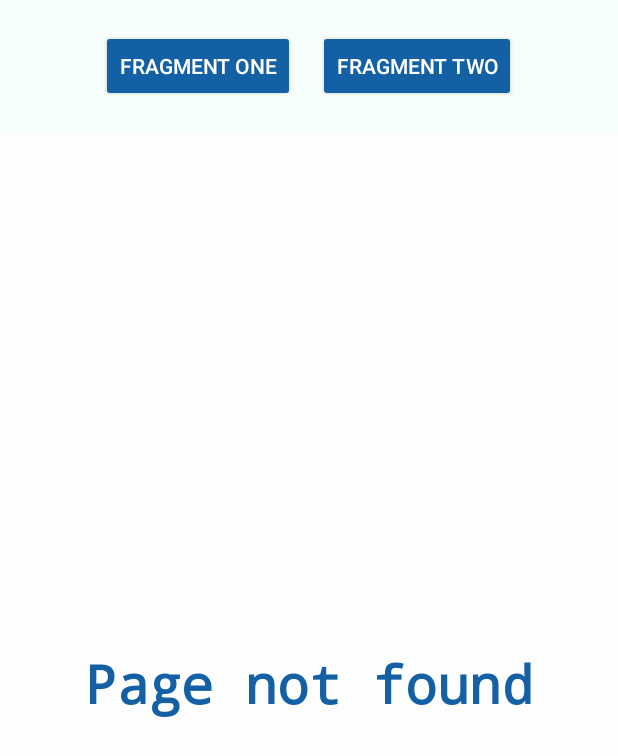
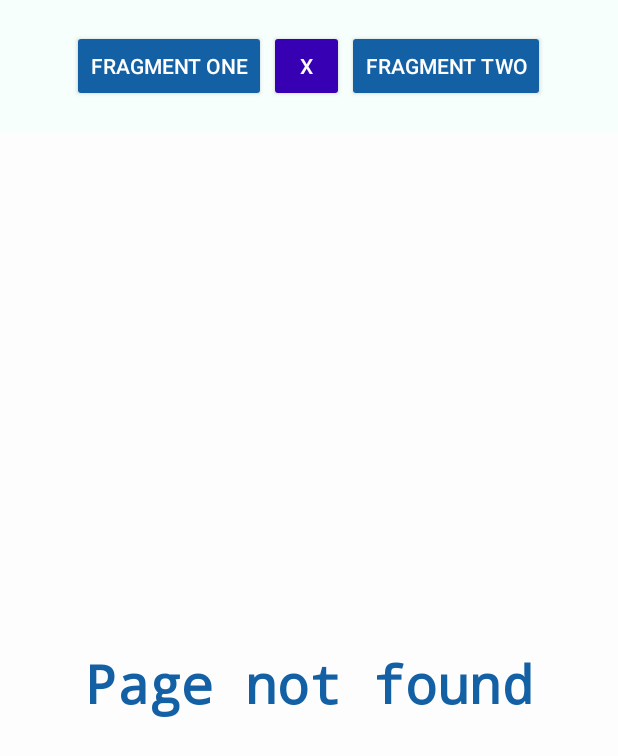
Before and after one commit to yubinkarki/mobile-programming, an Android app: the FragmentSwitchActivity screen opened directly, with no data from a screen before it, on a phone screen of 412 x 824 dp. Shown: the top 756 px of the screen. Run offline under Robolectric (Android 15) with nearby library versions, the phone set to English and light mode, and no system bars.

Commit message:
Add new widgets

```diff
--- a/app/src/main/res/layout/unit_5_fragment_switch.xml
+++ b/app/src/main/res/layout/unit_5_fragment_switch.xml
@@ -25,7 +25,19 @@
             android:textColor="@color/white" />
 
         <Space
-            android:layout_width="15dp"
+            android:layout_width="2dp"
+            android:layout_height="match_parent" />
+
+        <Button
+            android:id="@+id/fragmentSwitchCrossButton"
+            android:layout_width="50dp"
+            android:layout_height="wrap_content"
+            android:backgroundTint="@color/darker_purple"
+            android:text="@string/cross"
+            android:textColor="@color/white" />
+
+        <Space
+            android:layout_width="2dp"
             android:layout_height="match_parent" />
 
         <Button
@@ -42,5 +54,6 @@
         android:name="com.bca.mobile_programming.unit_5.FallbackFragment"
         android:layout_width="match_parent"
         android:layout_height="match_parent"
-        android:layout_marginTop="20dp" />
+        android:layout_marginTop="20dp"
+        tools:layout="@layout/unit_5_fallback_fragment" />
 </LinearLayout>
```
Also changed, not shown: app/src/main/res/layout/unit_3_constraint.xml (+41 -3 lines).
